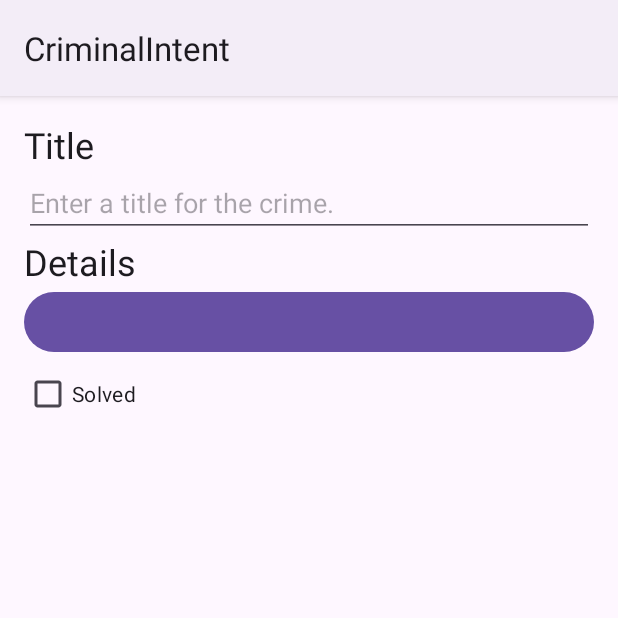
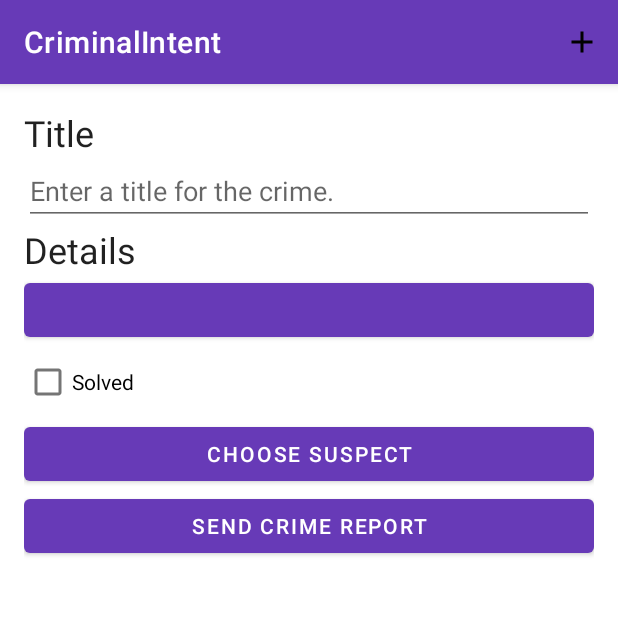
Before and after one commit to stikkas/criminal-intent, an Android app: the fragment CrimeDetailFragment placed in its activity, on a phone screen of 412 x 824 dp, the top half of it. Run offline under Robolectric (Android 15) with nearby library versions, the phone set to English and light mode, and no system bars; our stand-ins replace Room's generated code; 4 statements that could not run were skipped.

```diff
--- a/app/src/main/java/com/example/criminalintent/Crime.kt
+++ b/app/src/main/java/com/example/criminalintent/Crime.kt
@@ -12,5 +12,6 @@ data class Crime(
     val title: String,
     val date: Date,
     val isSolved: Boolean,
+    val suspect: String = "",
     val requiresPolicy: Boolean = false
 )
--- a/app/src/main/java/com/example/criminalintent/CrimeListViewModel.kt
+++ b/app/src/main/java/com/example/criminalintent/CrimeListViewModel.kt
@@ -22,4 +22,7 @@ class CrimeListViewModel : ViewModel() {
             }
         }
     }
+    suspend fun addCrime(crime: Crime) {
+        repository.addCrime(crime)
+    }
 }
--- a/app/src/main/java/com/example/criminalintent/MainActivity.kt
+++ b/app/src/main/java/com/example/criminalintent/MainActivity.kt
@@ -1,11 +1,37 @@
 package com.example.criminalintent
 
+import android.os.Bundle
+import android.view.Menu
+import android.view.MenuInflater
+import android.view.MenuItem
 import androidx.appcompat.app.AppCompatActivity
-import android.os.Bundle
+import androidx.core.view.MenuProvider
+import androidx.navigation.fragment.NavHostFragment
+import com.example.criminalintent.databinding.ActivityMainBinding
 
 class MainActivity : AppCompatActivity() {
+    private var binding: ActivityMainBinding? = null
     override fun onCreate(savedInstanceState: Bundle?) {
         super.onCreate(savedInstanceState)
-        setContentView(R.layout.activity_main)
+        binding = ActivityMainBinding.inflate(layoutInflater)
+        setContentView(binding?.root)
+        addMenuProvider(object : MenuProvider {
+            override fun onCreateMenu(menu: Menu, menuInflater: MenuInflater) {
+                menuInflater.inflate(R.menu.fragment_crime_list, menu)
+            }
+
+            override fun onMenuItemSelected(item: MenuItem): Boolean {
+                return when (item.itemId) {
+                    R.id.new_crime -> {
+                        (binding?.fragmentContainer?.getFragment<NavHostFragment>()
+                            ?.childFragmentManager?.fragments?.get(0) as? CrimeListFragment)
+                            ?.showNewCrime()
+                        true
+                    }
+
+                    else -> false
+                }
+            }
+        })
     }
 }
--- a/app/src/main/java/com/example/criminalintent/database/CrimeDao.kt
+++ b/app/src/main/java/com/example/criminalintent/database/CrimeDao.kt
@@ -1,6 +1,7 @@
 package com.example.criminalintent.database
 
 import androidx.room.Dao
+import androidx.room.Insert
 import androidx.room.Query
 import androidx.room.Update
 import com.example.criminalintent.Crime
@@ -17,4 +18,7 @@ interface CrimeDao {
 
     @Update
     suspend fun updateCrime(crime: Crime)
+
+    @Insert
+    suspend fun addCrime(crime: Crime)
 }
--- /dev/null
+++ b/app/src/main/res/drawable/ic_menu_add.xml
@@ -0,0 +1,5 @@
+<vector android:height="24dp" android:tint="#000000"
+    android:viewportHeight="24" android:viewportWidth="24"
+    android:width="24dp" xmlns:android="http://schemas.android.com/apk/res/android">
+    <path android:fillColor="@android:color/white" android:pathData="M19,13h-6v6h-2v-6H5v-2h6V5h2v6h6v2z"/>
+</vector>
--- a/app/src/main/res/layout/fragment_crime_detail.xml
+++ b/app/src/main/res/layout/fragment_crime_detail.xml
@@ -37,4 +37,16 @@
         android:layout_width="match_parent"
         android:layout_height="wrap_content"
         android:text="@string/crime_solved_label" />
+
+    <Button
+        android:id="@+id/crime_suspect"
+        android:layout_width="match_parent"
+        android:layout_height="wrap_content"
+        android:text="@string/crime_suspect_text"/>
+
+    <Button
+        android:id="@+id/crime_report"
+        android:layout_width="match_parent"
+        android:layout_height="wrap_content"
+        android:text="@string/crime_report_text"/>
 </LinearLayout>
--- /dev/null
+++ b/app/src/main/res/menu/fragment_crime_list.xml
@@ -0,0 +1,10 @@
+<?xml version="1.0" encoding="utf-8"?>
+<menu xmlns:android="http://schemas.android.com/apk/res/android"
+    xmlns:app="http://schemas.android.com/apk/res-auto">
+    <item
+        android:id="@+id/new_crime"
+        android:icon="@drawable/ic_menu_add"
+        android:title="@string/new_crime"
+        app:showAsAction="ifRoom|withText" />
+
+</menu>
--- a/app/src/main/res/values/colors.xml
+++ b/app/src/main/res/values/colors.xml
@@ -2,4 +2,5 @@
 <resources>
     <color name="black">#FF000000</color>
     <color name="white">#FFFFFFFF</color>
+    <color name="purple_500">#673AB7</color>
 </resources>
--- a/app/src/main/res/values/strings.xml
+++ b/app/src/main/res/values/strings.xml
@@ -4,4 +4,17 @@
     <string name="crime_title_label">Title</string>
     <string name="crime_details_label">Details</string>
     <string name="crime_solved_label">Solved</string>
+    <string name="new_crime">New Crime</string>
+    <string name="crime_suspect_text">Choose Suspect</string>
+    <string name="crime_report_text">Send Crime Report</string>
+
+    <string name="crime_report">%1$s!
+      The crime was discovered on %2$s. %3$s, and %4$s
+    </string>
+    <string name="crime_report_solved">The case is solved</string>
+    <string name="crime_report_unsolved">The case is not solved</string>
+    <string name="crime_report_no_suspect">there is no suspect.</string>
+    <string name="crime_report_suspect">the suspect is %s.</string>
+    <string name="crime_report_subject">CriminalIntent Crime Report</string>
+    <string name="send_report">Send crime report via</string>
 </resources>
--- a/app/src/main/res/values/themes.xml
+++ b/app/src/main/res/values/themes.xml
@@ -1,8 +1,8 @@
 <resources xmlns:tools="http://schemas.android.com/tools">
     <!-- Base application theme. -->
-    <style name="Base.Theme.CriminalIntent" parent="Theme.Material3.DayNight">
+    <style name="Base.Theme.CriminalIntent" parent="Theme.MaterialComponents.DayNight.DarkActionBar">
         <!-- Customize your light theme here. -->
-        <!-- <item name="colorPrimary">@color/my_light_primary</item> -->
+        <item name="colorPrimary">@color/purple_500</item>
     </style>
 
     <style name="Theme.CriminalIntent" parent="Base.Theme.CriminalIntent" />
```
Also changed, not shown: app/src/main/java/com/example/criminalintent/CrimeDetailFragment.kt (+24 -1 lines), app/src/main/java/com/example/criminalintent/CrimeListFragment.kt (+19 -0 lines), app/src/main/java/com/example/criminalintent/CrimeRepository.kt (+6 -1 lines), app/src/main/java/com/example/criminalintent/database/CrimeDatabase.kt (+11 -1 lines).
